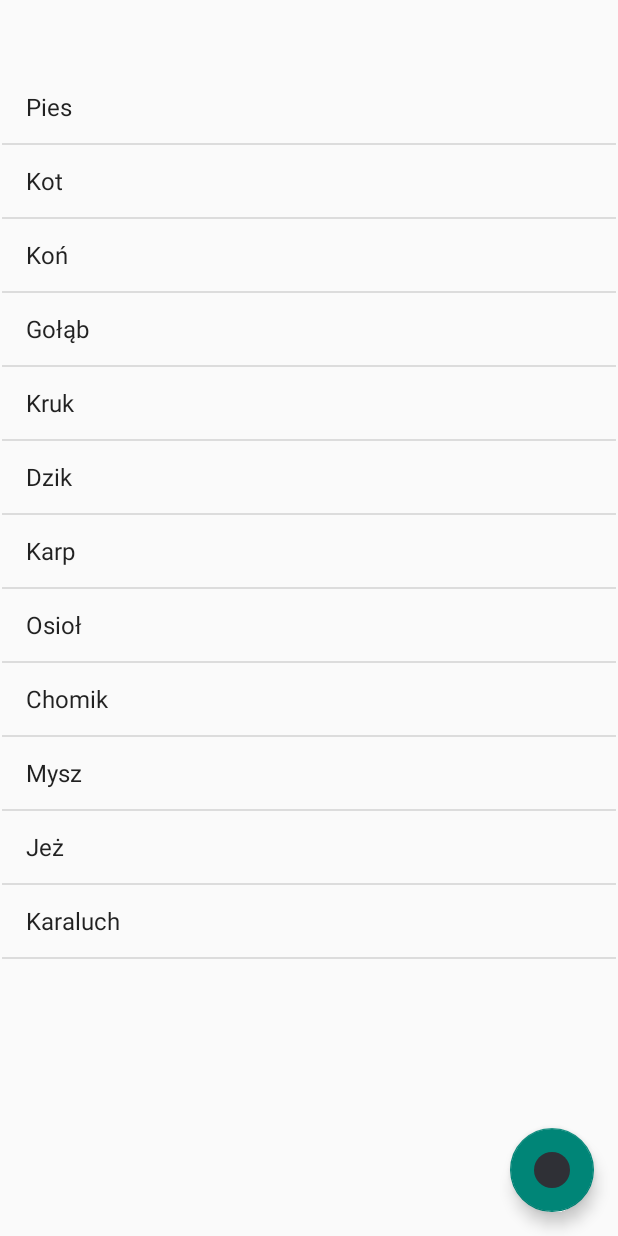
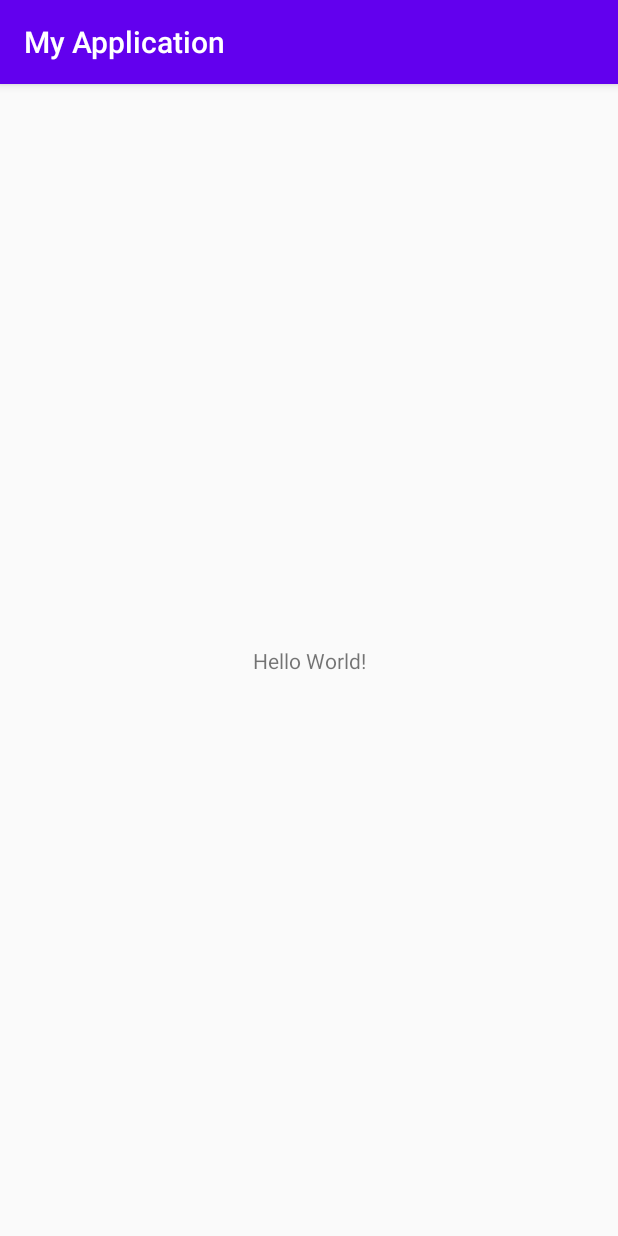
Before and after one commit to 94PID/TechnologieMobilne, an Android app: the screen it shows after launch (MainActivity), on a phone screen of 412 x 824 dp. Run offline under Robolectric (Android 15) with nearby library versions, the phone set to English and light mode, and no system bars.

Commit message:
base project

```diff
--- a/app/src/main/java/pl/rapid/MainActivity.java
+++ /dev/null
@@ -1,78 +0,0 @@
-package pl.rapid;
-
-import android.content.Intent;
-import android.os.Bundle;
-import android.view.Menu;
-import android.view.MenuInflater;
-import android.view.MenuItem;
-import android.view.View;
-import android.widget.ArrayAdapter;
-import android.widget.ListView;
-
-import androidx.annotation.Nullable;
-import androidx.appcompat.app.AppCompatActivity;
-
-import com.google.android.material.floatingactionbutton.FloatingActionButton;
-import com.google.android.material.snackbar.Snackbar;
-
-import java.util.ArrayList;
-import java.util.Arrays;
-
-
-public class MainActivity extends AppCompatActivity {
-
-    private ArrayList<String> target;
-    private ArrayAdapter adapter;
-
-    @Override
-    protected void onCreate(Bundle savedInstanceState) {
-        super.onCreate(savedInstanceState);
-        setContentView(R.layout.activity_main);
-
-        target = new ArrayList<>();
-        String[] values = new String[]{
-                "Pies", "Kot", "Koń", "Gołąb", "Kruk", "Dzik", "Karp", "Osioł", "Chomik", "Mysz",
-                "Jeż", "Karaluch"
-        };
-
-        target.addAll(Arrays.asList(values));
-        adapter = new ArrayAdapter(this, android.R.layout.simple_list_item_1, this.target);
-
-        ListView listView = (ListView) findViewById(R.id.list_view);
-        listView.setAdapter(this.adapter);
-
-        FloatingActionButton fab = findViewById(R.id.fab);
-        fab.setOnClickListener(new View.OnClickListener() {
-            @Override
-            public void onClick(View view) {
-                Snackbar.make(view, "Replace with your own action", Snackbar.LENGTH_LONG)
-                        .setAction("Action", null).show();
-            }
-        });
-    }
-
-    @Override
-    public boolean onCreateOptionsMenu(Menu menu)
-    {
-        MenuInflater inflater = getMenuInflater();
-        inflater.inflate(R.menu.main_menu, menu);
-        return true;
-    }
-
-    @Override
-    protected void onActivityResult(int requestCode, int resultCode, @Nullable Intent data) {
-        super.onActivityResult(requestCode, resultCode, data);
-        if (requestCode == 1 && resultCode == RESULT_OK) {
-            Bundle extras = data.getExtras();
-            String newEntry = (String) extras.get("entry");
-            target.add(newEntry);
-            adapter.notifyDataSetChanged();
-        }
-    }
-
-    public void onNewEntry(MenuItem mi) {
-        Intent intention = new Intent(this, NewEntry.class);
-        startActivityForResult(intention, 1);
-    }
-
-}
--- a/app/src/main/res/layout/activity_main.xml
+++ b/app/src/main/res/layout/activity_main.xml
@@ -1,26 +1,18 @@
 <?xml version="1.0" encoding="utf-8"?>
-<androidx.coordinatorlayout.widget.CoordinatorLayout xmlns:android="http://schemas.android.com/apk/res/android"
+<androidx.constraintlayout.widget.ConstraintLayout xmlns:android="http://schemas.android.com/apk/res/android"
     xmlns:app="http://schemas.android.com/apk/res-auto"
     xmlns:tools="http://schemas.android.com/tools"
     android:layout_width="match_parent"
     android:layout_height="match_parent"
     tools:context=".MainActivity">
 
-    <com.google.android.material.appbar.AppBarLayout
-        android:layout_width="match_parent"
-        android:layout_height="wrap_content"
-        android:theme="@style/AppTheme.AppBarOverlay">
-
-    </com.google.android.material.appbar.AppBarLayout>
-
-    <com.google.android.material.floatingactionbutton.FloatingActionButton
-        android:id="@+id/fab"
+    <TextView
         android:layout_width="wrap_content"
         android:layout_height="wrap_content"
-        android:layout_gravity="bottom|end"
-        android:layout_margin="@dimen/fab_margin"
-        app:srcCompat="@android:drawable/toast_frame" />
+        android:text="Hello World!"
+        app:layout_constraintBottom_toBottomOf="parent"
+        app:layout_constraintLeft_toLeftOf="parent"
+        app:layout_constraintRight_toRightOf="parent"
+        app:layout_constraintTop_toTopOf="parent" />
 
-    <include layout="@layout/content_main" />
-
-</androidx.coordinatorlayout.widget.CoordinatorLayout>
+</androidx.constraintlayout.widget.ConstraintLayout>
--- a/app/src/main/res/layout/content_main.xml
+++ /dev/null
@@ -1,22 +0,0 @@
-<?xml version="1.0" encoding="utf-8"?>
-<androidx.constraintlayout.widget.ConstraintLayout xmlns:android="http://schemas.android.com/apk/res/android"
-    xmlns:app="http://schemas.android.com/apk/res-auto"
-    xmlns:tools="http://schemas.android.com/tools"
-    android:id="@+id/app_layout"
-    android:layout_width="match_parent"
-    android:layout_height="match_parent"
-    app:layout_behavior="@string/appbar_scrolling_view_behavior">
-
-    <ListView
-        android:id="@+id/list_view"
-        android:layout_width="409dp"
-        android:layout_height="729dp"
-        android:layout_marginStart="1dp"
-        android:layout_marginTop="1dp"
-        android:layout_marginEnd="1dp"
-        android:layout_marginBottom="1dp"
-        app:layout_constraintBottom_toBottomOf="parent"
-        app:layout_constraintEnd_toEndOf="parent"
-        app:layout_constraintStart_toStartOf="parent"
-        app:layout_constraintTop_toTopOf="parent" />
-</androidx.constraintlayout.widget.ConstraintLayout>
--- a/app/src/main/res/menu/main_menu.xml
+++ /dev/null
@@ -1,13 +0,0 @@
-<?xml version="1.0" encoding="utf-8"?>
-<menu xmlns:android="http://schemas.android.com/apk/res/android"
-    xmlns:app="http://schemas.android.com/apk/res-auto">
-
-    <item
-        android:id="@+id/create_entry"
-        android:title="New Entry"
-        android:onClick="onNewEntry"
-        android:icon="@android:drawable/ic_menu_add"
-        app:showAsAction="always"
-        />
-
-</menu>
--- a/app/src/main/res/values/colors.xml
+++ b/app/src/main/res/values/colors.xml
@@ -2,7 +2,5 @@
 <resources>
     <color name="colorPrimary">#6200EE</color>
     <color name="colorPrimaryDark">#3700B3</color>
-    <color name="colorYellow">#fff600</color>
-    <color name="colorLightGreen">#8BC34A</color>
-    <color name="colorGreen">#15A11B</color>
+    <color name="colorAccent">#03DAC5</color>
 </resources>
--- a/app/src/main/res/values/dimens.xml
+++ /dev/null
@@ -1,6 +0,0 @@
-<resources>
-    <dimen name="fab_margin">16dp</dimen>
-    <!-- Default screen margins, per the Android Design guidelines. -->
-    <dimen name="activity_horizontal_margin">16dp</dimen>
-    <dimen name="activity_vertical_margin">16dp</dimen>
-</resources>
--- a/app/src/main/res/values/styles.xml
+++ b/app/src/main/res/values/styles.xml
@@ -5,15 +5,7 @@
         <!-- Customize your theme here. -->
         <item name="colorPrimary">@color/colorPrimary</item>
         <item name="colorPrimaryDark">@color/colorPrimaryDark</item>
+        <item name="colorAccent">@color/colorAccent</item>
     </style>
 
-    <style name="AppTheme.NoActionBar">
-        <item name="windowActionBar">false</item>
-        <item name="windowNoTitle">true</item>
-    </style>
-
-    <style name="AppTheme.AppBarOverlay" parent="ThemeOverlay.AppCompat.Dark.ActionBar" />
-
-    <style name="AppTheme.PopupOverlay" parent="ThemeOverlay.AppCompat.Light" />
-
 </resources>
```
Also changed, not shown: app/src/main/AndroidManifest.xml (+2 -7 lines), app/src/main/java/pl/rapid/NewEntry.java (deleted, +0 -25 lines), app/src/main/java/pl/rapid/myapplication/MainActivity.java (added, +17 -0 lines), app/src/main/res/layout/activity_new_entry.xml (deleted, +0 -51 lines), app/src/main/res/values/strings.xml (+0 -32 lines), app/src/main/res/drawable/logo.png (deleted).
